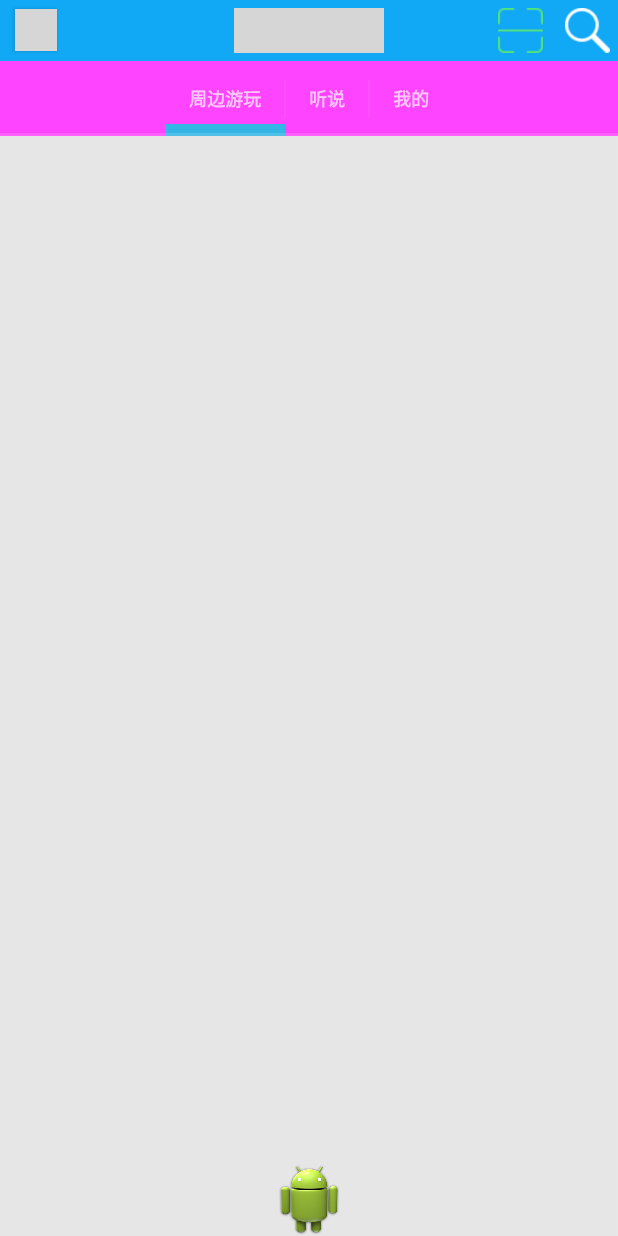
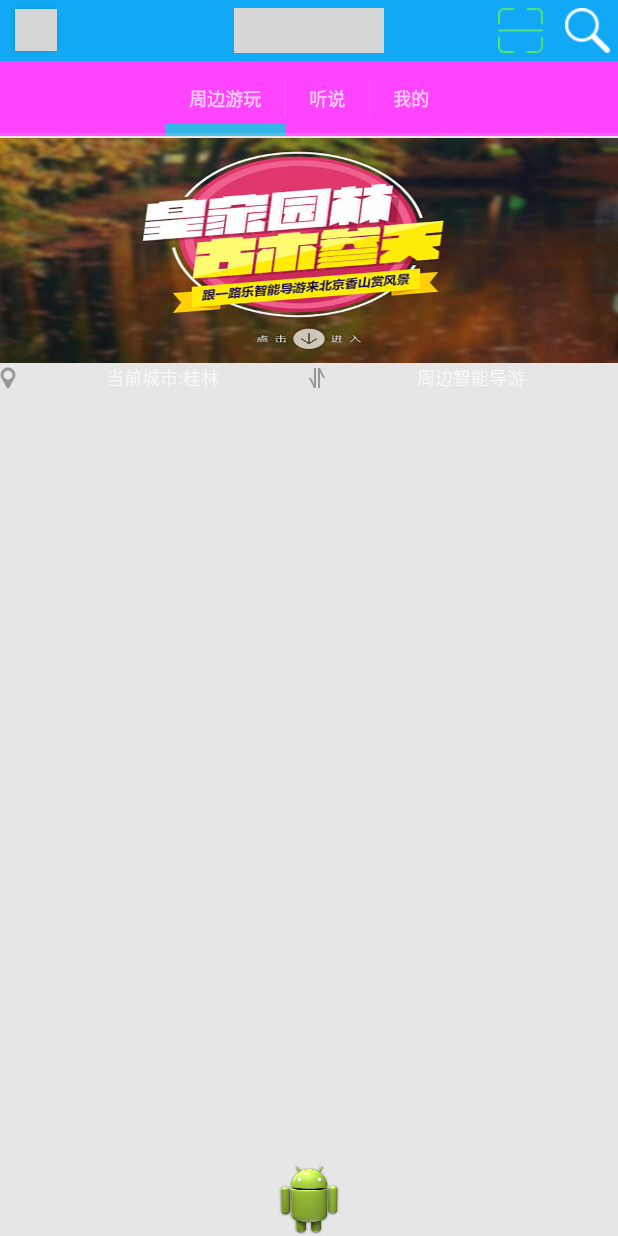
Before and after one commit to lcqbug/MyActionBarMenu2, an Android app: the screen it shows after launch (MainActivity), on a phone screen of 412 x 824 dp. Run offline under Robolectric (Android 15) with nearby library versions, the phone set to English and light mode, and no system bars; 4 statements that could not run were skipped; grey boxes are pictures that could not be loaded.

Commit message:
加上顶部的ViewPager

```diff
--- /dev/null
+++ b/app/src/main/java/com/kaiser/aaa/myactionbarmenu/adapter/MainTopViewPager.java
@@ -0,0 +1,42 @@
+package com.kaiser.aaa.myactionbarmenu.adapter;
+
+import android.support.v4.view.PagerAdapter;
+import android.util.Log;
+import android.view.View;
+import android.view.ViewGroup;
+
+import java.util.List;
+
+public class MainTopViewPager extends PagerAdapter {
+	private List<View> list = null;
+
+	public MainTopViewPager(List<View> list) {
+		this.list = list;
+	}
+
+	@Override
+	public int getCount() {
+		// TODO Auto-generated method stub
+		return list.size();
+	}
+
+	@Override
+	public boolean isViewFromObject(View arg0, Object arg1) {
+		// TODO Auto-generated method stub
+		return arg0 == arg1;
+	}
+
+	@Override
+	public void destroyItem(ViewGroup container, int position, Object object) {
+		// TODO Auto-generated method stub
+		container.removeView(list.get(position));
+	}
+
+	@Override
+	public Object instantiateItem(ViewGroup container, int position) {
+		// TODO Auto-generated method stub
+		container.addView(list.get(position));
+		Log.i("pager", list.size() + "");
+		return list.get(position);
+	}
+}
--- a/app/src/main/java/com/kaiser/aaa/myactionbarmenu/fragment/First_Fragment.java
+++ b/app/src/main/java/com/kaiser/aaa/myactionbarmenu/fragment/First_Fragment.java
@@ -5,10 +5,12 @@ import android.content.Intent;
 import android.os.Bundle;
 import android.support.annotation.Nullable;
 import android.support.v4.app.Fragment;
+import android.support.v4.view.ViewPager;
 import android.view.LayoutInflater;
 import android.view.View;
 import android.view.ViewGroup;
 import android.widget.AdapterView;
+import android.widget.ImageView;
 import android.widget.ListView;
 
 import com.handmark.pulltorefresh.library.PullToRefreshBase;
@@ -16,6 +18,7 @@ import com.handmark.pulltorefresh.library.PullToRefreshListView;
 import com.kaiser.aaa.myactionbarmenu.R;
 import com.kaiser.aaa.myactionbarmenu.activity.Content;
 import com.kaiser.aaa.myactionbarmenu.adapter.Firstfragment_lv_Adapter;
+import com.kaiser.aaa.myactionbarmenu.adapter.MainTopViewPager;
 import com.kaiser.aaa.myactionbarmenu.entity.FirstFragmentBean;
 import com.lidroid.xutils.HttpUtils;
 import com.lidroid.xutils.ViewUtils;
@@ -45,6 +48,12 @@ public class First_Fragment extends Fragment implements PullToRefreshBase.OnRefr
     private FirstFragmentBean chapterBead;
     private List<FirstFragmentBean> totailist=new ArrayList<>();
     private Firstfragment_lv_Adapter adapter=null;
+    private int[] img = { R.drawable.pic1, R.drawable.pic2, R.drawable.pic3,
+            R.drawable.pic4, R.drawable.pic5 };
+    private List<View> list_image=new ArrayList<>();
+
+
+
     @Override
     public void onCreate(Bundle savedInstanceState) {
         super.onCreate(savedInstanceState);
@@ -56,7 +65,9 @@ public class First_Fragment extends Fragment implements PullToRefreshBase.OnRefr
         ViewUtils.inject(this, view);
         mlistView= pullToRefresh_firstfm.getRefreshableView();
         //mlistView.
-       //mlistView.addHeaderView();
+        View topviewPager= initViews_mylogin(getActivity());
+        mlistView.addHeaderView(topviewPager);
+
         adapter=new Firstfragment_lv_Adapter(getActivity(),totailist);
         mlistView.setAdapter(adapter);
         mlistView.setOnItemClickListener(new AdapterView.OnItemClickListener() {
@@ -77,12 +88,26 @@ public class First_Fragment extends Fragment implements PullToRefreshBase.OnRefr
     }
     // 顶部的viewPager
     //mlistView.addHeaderView();
-    private void initViews_mylogin(Context context){
-        LayoutInflater inflater=(LayoutInflater) context.getSystemService(Context.LAYOUT_INFLATER_SERVICE);
-      //  inflater.inflate(R.layout.mylogin, this);
-//        iv_icon = (ImageView) findViewById(R.id.imageView_mylogin);
-//        button_mylogin= (Button) findViewById(R.id.button_mylogin);
+    private View initViews_mylogin(Context context) {
+        // 取得xml里定义的view
+        LayoutInflater inflater = (LayoutInflater) context
+                .getSystemService(Context.LAYOUT_INFLATER_SERVICE);
+        View view = inflater.inflate(R.layout.maintopviewpager, null);
+        ViewPager vp_maintop_show = (ViewPager) view.findViewById(R.id.vp_main_show);
+        //   list = new ArrayList<View>();
+        for (int i = 0; i < img.length; i++) {
+            ImageView imageView = new ImageView(getActivity());
+            imageView.setImageResource(img[i]);
+            // 设置图片填充整个控件。
+            imageView.setScaleType(ImageView.ScaleType.FIT_XY);
+            list_image.add(imageView);
+        }
+        // 把list中的图片添加到上面的ViewPager适配器上
+        vp_maintop_show.setAdapter(new MainTopViewPager(list_image));
+
+        return view;
     }
+
 
     public void eertrd() {
         http.send(HttpMethod.GET, urlString, new RequestCallBack<String>() {
--- /dev/null
+++ b/app/src/main/java/com/kaiser/aaa/myactionbarmenu/maintopviewpaer/MyViewPager.java
@@ -0,0 +1,25 @@
+package com.kaiser.aaa.myactionbarmenu.maintopviewpaer;
+
+import android.content.Context;
+import android.support.v4.view.ViewPager;
+import android.util.AttributeSet;
+import android.view.MotionEvent;
+
+public class MyViewPager extends ViewPager {
+
+	public MyViewPager(Context context) {
+		super(context);
+	}
+
+	public MyViewPager(Context context, AttributeSet attrs) {
+		super(context, attrs);
+	}
+
+	@Override
+	public boolean dispatchTouchEvent(MotionEvent ev) {
+		// 只需要这句话，让父类不拦截触摸事件就可以了。
+		getParent().requestDisallowInterceptTouchEvent(true);
+		return super.dispatchTouchEvent(ev);
+	}
+
+}
--- a/app/src/main/res/layout/first_fragment.xml
+++ b/app/src/main/res/layout/first_fragment.xml
@@ -6,8 +6,8 @@
         android:layout_width="match_parent"
         android:layout_height="match_parent">
     <com.handmark.pulltorefresh.library.PullToRefreshListView
-        android:layout_width="wrap_content"
-        android:layout_height="wrap_content"
+        android:layout_width="match_parent"
+        android:layout_height="match_parent"
         android:id="@+id/pullToRefresh_firstfm"
         android:layout_weight="1"/>
 
--- /dev/null
+++ b/app/src/main/res/layout/maintopviewpager.xml
@@ -0,0 +1,53 @@
+<?xml version="1.0" encoding="utf-8"?>
+<LinearLayout xmlns:android="http://schemas.android.com/apk/res/android"
+    android:layout_width="match_parent"
+    android:layout_height="match_parent"
+    android:orientation="vertical" >
+
+    <com.kaiser.aaa.myactionbarmenu.maintopviewpaer.MyViewPager
+        android:id="@+id/vp_main_show"
+        android:layout_width="match_parent"
+        android:layout_height="150dp"
+        android:layout_weight="1" />
+
+     <LinearLayout
+         android:layout_width="match_parent"
+         android:layout_height="match_parent"
+         android:layout_weight="1"
+         android:orientation="horizontal" >
+
+	      <LinearLayout
+	         android:layout_width="0dp"
+	         android:layout_height="match_parent"
+	         android:layout_weight="1">
+
+		      <TextView
+		          android:id="@+id/textView_city"
+		          android:layout_width="0dp"
+		          android:layout_height="20sp"
+		          android:drawableLeft="@drawable/location"
+		          android:text="当前城市:桂林"
+		          android:textSize="12dp"
+		   		  android:layout_weight="1"/>
+	      </LinearLayout>
+
+	      <LinearLayout
+	         android:layout_width="0dp"
+	         android:layout_height="match_parent"
+	         android:layout_weight="1">
+
+			  <TextView
+		          android:id="@+id/textView_rim"
+		          android:layout_width="0dp"
+		          android:layout_height="20dp"
+		          android:drawableLeft="@drawable/sort"
+		          android:text="周边智能导游"
+		          android:textSize="12dp"
+		          android:layout_weight="1"/>
+	      </LinearLayout>
+
+
+	</LinearLayout>
+
+
+</LinearLayout>
```
Also changed, not shown: app/src/main/res/drawable-hdpi/location.png (added), app/src/main/res/drawable-hdpi/pic1.jpg (added), app/src/main/res/drawable-hdpi/pic2.jpg (added), app/src/main/res/drawable-hdpi/pic3.jpg (added), app/src/main/res/drawable-hdpi/pic4.jpg (added), app/src/main/res/drawable-hdpi/pic5.jpg (added), app/src/main/res/drawable-hdpi/sort.png (added), 1 other file.
